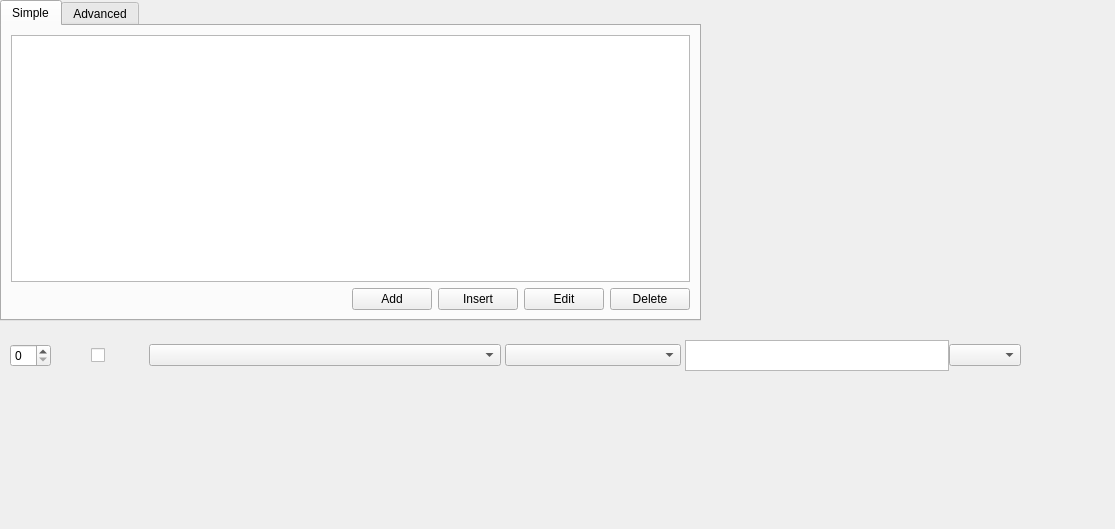
Before: the Qt Designer form src/sdltm/ui/EditSdltmFilter.ui in RWS/sdltm_browser, drawn with Qt 5.
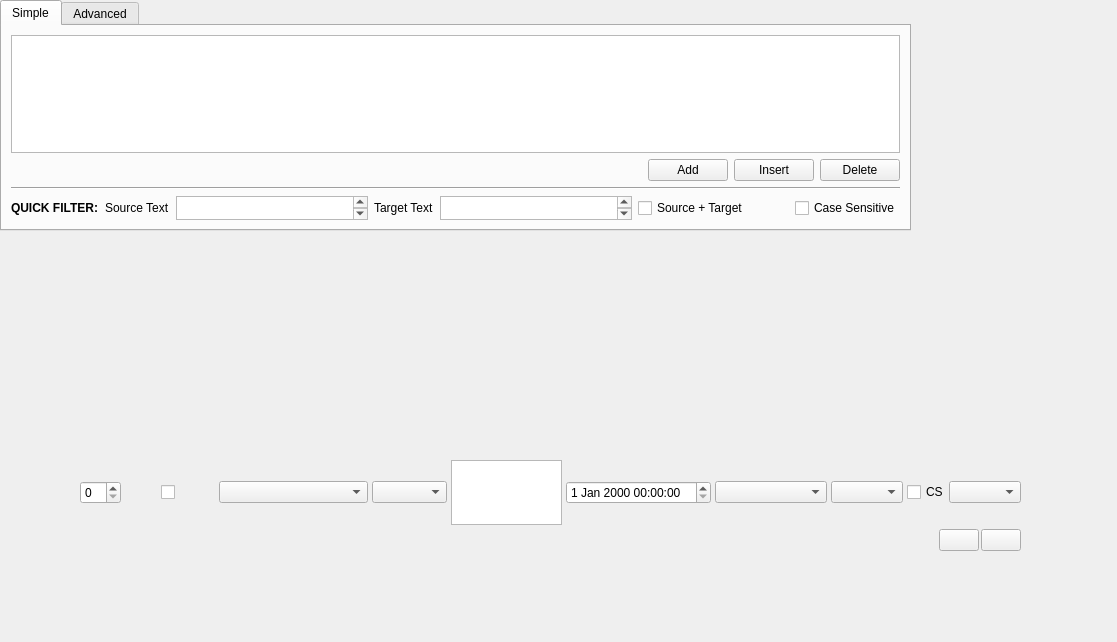
After: the same form once the commit is applied. Icons and pictures are not drawn. Custom widgets are drawn as their Qt base class.

Commit message: allow full editing of filters + auto saving everything + text/datetime/combo/checkbox-list values

Patch:
```diff
--- a/src/sdltm/ui/EditSdltmFilter.ui
+++ b/src/sdltm/ui/EditSdltmFilter.ui
@@ -6,10 +6,16 @@
    <rect>
     <x>0</x>
     <y>0</y>
-    <width>1115</width>
-    <height>529</height>
+    <width>1117</width>
+    <height>642</height>
    </rect>
   </property>
+  <property name="sizePolicy">
+   <sizepolicy hsizetype="Preferred" vsizetype="Preferred">
+    <horstretch>3</horstretch>
+    <verstretch>0</verstretch>
+   </sizepolicy>
+  </property>
   <property name="windowTitle">
    <string>Edit</string>
   </property>
@@ -18,8 +24,8 @@
     <rect>
      <x>0</x>
      <y>0</y>
-     <width>701</width>
-     <height>321</height>
+     <width>911</width>
+     <height>231</height>
     </rect>
    </property>
    <property name="currentIndex">
@@ -30,7 +36,59 @@
      <string>Simple</string>
     </attribute>
     <layout class="QGridLayout" name="gridLayout_3">
-     <item row="0" column="0">
+     <item row="2" column="0">
+      <widget class="QWidget" name="widget_2" native="true">
+       <layout class="QHBoxLayout" name="horizontalLayout_6">
+        <property name="leftMargin">
+         <number>0</number>
+        </property>
+        <property name="topMargin">
+         <number>0</number>
+        </property>
+        <property name="rightMargin">
+         <number>0</number>
+        </property>
+        <property name="bottomMargin">
+         <number>0</number>
+        </property>
+        <item>
+         <spacer name="horizontalSpacer">
+          <property name="orientation">
+           <enum>Qt::Horizontal</enum>
+          </property>
+          <property name="sizeHint" stdset="0">
+           <size>
+            <width>40</width>
+            <height>20</height>
+           </size>
+          </property>
+         </spacer>
+        </item>
+        <item>
+         <widget class="QPushButton" name="addSimpleFilterItem">
+          <property name="text">
+           <string>Add</string>
+          </property>
+         </widget>
+        </item>
+        <item>
+         <widget class="QPushButton" name="insertSimpleFilterItem">
+          <property name="text">
+           <string>Insert</string>
+          </property>
+         </widget>
+        </item>
+        <item>
+         <widget class="QPushButton" name="delSimpleFilterItem">
+          <property name="text">
+           <string>Delete</string>
+          </property>
+         </widget>
+        </item>
+       </layout>
+      </widget>
+     </item>
+     <item row="1" column="0">
       <widget class="QTableView" name="simpleFilterTable">
        <property name="alternatingRowColors">
         <bool>true</bool>
@@ -49,13 +107,86 @@
        </attribute>
       </widget>
      </item>
-     <item row="2" column="0">
+     <item row="4" column="0">
+      <widget class="QWidget" name="widget_3" native="true">
+       <property name="maximumSize">
+        <size>
+         <width>16777215</width>
+         <height>24</height>
+        </size>
+       </property>
       <layout class="QHBoxLayout" name="horizontalLayout">
-       <property name="sizeConstraint">
-        <enum>QLayout::SetMinimumSize</enum>
-       </property>
+        <property name="leftMargin">
+         <number>0</number>
+        </property>
+        <property name="topMargin">
+         <number>0</number>
+        </property>
+        <property name="rightMargin">
+         <number>0</number>
+        </property>
+        <property name="bottomMargin">
+         <number>0</number>
+        </property>
        <item>
-        <spacer name="horizontalSpacer">
+         <widget class="QLabel" name="label_3">
+          <property name="font">
+           <font>
+            <weight>75</weight>
+            <bold>true</bold>
+           </font>
+          </property>
+          <property name="text">
+           <string>QUICK FILTER:</string>
+          </property>
+         </widget>
+        </item>
+        <item>
+         <widget class="QLabel" name="quickSearchSourceTextLabel">
+          <property name="text">
+           <string>Source Text</string>
+          </property>
+         </widget>
+        </item>
+        <item>
+         <widget class="QPlainTextEdit" name="quickSearchSource">
+          <property name="sizePolicy">
+           <sizepolicy hsizetype="Expanding" vsizetype="Expanding">
+            <horstretch>1</horstretch>
+            <verstretch>0</verstretch>
+           </sizepolicy>
+          </property>
+         </widget>
+        </item>
+        <item>
+         <widget class="QLabel" name="quickSearchTargetLabel">
+          <property name="text">
+           <string>Target Text</string>
+          </property>
+         </widget>
+        </item>
+        <item>
+         <widget class="QPlainTextEdit" name="quickSearchTarget">
+          <property name="sizePolicy">
+           <sizepolicy hsizetype="Expanding" vsizetype="Expanding">
+            <horstretch>1</horstretch>
+            <verstretch>0</verstretch>
+           </sizepolicy>
+          </property>
+         </widget>
+        </item>
+        <item>
+         <widget class="QCheckBox" name="quickSearchSourceAndTarget">
+          <property name="toolTip">
+           <string>If checked, search in both Source and Target for the this text. If unchecked, you can specify what to search for in Source, and what to search for in Target.</string>
+          </property>
+          <property name="text">
+           <string>Source + Target</string>
+          </property>
+         </widget>
+        </item>
+        <item>
+         <spacer name="horizontalSpacer_5">
          <property name="orientation">
           <enum>Qt::Horizontal</enum>
          </property>
@@ -68,34 +199,21 @@
         </spacer>
        </item>
        <item>
-        <widget class="QPushButton" name="addSimpleFilterItem">
+         <widget class="QCheckBox" name="quickSearchCaseSensitive">
          <property name="text">
-          <string>Add</string>
-         </property>
-        </widget>
-       </item>
-       <item>
-        <widget class="QPushButton" name="insertSimpleFilterItem">
-         <property name="text">
-          <string>Insert</string>
-         </property>
-        </widget>
-       </item>
-       <item>
-        <widget class="QPushButton" name="editSimpleFilterItem">
-         <property name="text">
-          <string>Edit</string>
-         </property>
-        </widget>
-       </item>
-       <item>
-        <widget class="QPushButton" name="delSimpleFilterItem">
-         <property name="text">
-          <string>Delete</string>
+           <string>Case Sensitive</string>
          </property>
         </widget>
        </item>
       </layout>
+      </widget>
+     </item>
+     <item row="3" column="0">
+      <widget class="Line" name="line">
+       <property name="orientation">
+        <enum>Qt::Horizontal</enum>
+       </property>
+      </widget>
      </item>
     </layout>
    </widget>
@@ -117,11 +235,35 @@
   <widget class="QWidget" name="editCondition" native="true">
    <property name="geometry">
     <rect>
-     <x>10</x>
-     <y>340</y>
-     <width>1011</width>
-     <height>31</height>
+     <x>80</x>
+     <y>460</y>
+     <width>941</width>
+     <height>91</height>
     </rect>
+   </property>
+   <layout class="QVBoxLayout" name="verticalLayout">
+    <property name="spacing">
+     <number>4</number>
+    </property>
+    <property name="leftMargin">
+     <number>0</number>
+    </property>
+    <property name="topMargin">
+     <number>0</number>
+    </property>
+    <property name="rightMargin">
+     <number>0</number>
+    </property>
+    <property name="bottomMargin">
+     <number>0</number>
+    </property>
+    <item>
+     <widget class="QWidget" name="editConditionTop" native="true">
+      <property name="sizePolicy">
+       <sizepolicy hsizetype="Preferred" vsizetype="Preferred">
+        <horstretch>0</horstretch>
+        <verstretch>1</verstretch>
+       </sizepolicy>
    </property>
    <layout class="QHBoxLayout" name="horizontalLayout_3">
     <property name="spacing">
@@ -257,12 +399,63 @@
            <verstretch>0</verstretch>
           </sizepolicy>
          </property>
+            <property name="minimumSize">
+             <size>
+              <width>0</width>
+              <height>0</height>
+             </size>
+            </property>
          <property name="maximumSize">
           <size>
            <width>16777215</width>
            <height>16777215</height>
           </size>
          </property>
+            <property name="inputMethodHints">
+             <set>Qt::ImhNone</set>
+            </property>
+            <property name="verticalScrollBarPolicy">
+             <enum>Qt::ScrollBarAlwaysOff</enum>
+            </property>
+           </widget>
+          </item>
+          <item>
+           <widget class="QDateTimeEdit" name="dateValue">
+            <property name="sizePolicy">
+             <sizepolicy hsizetype="Minimum" vsizetype="Fixed">
+              <horstretch>3</horstretch>
+              <verstretch>0</verstretch>
+             </sizepolicy>
+            </property>
+           </widget>
+          </item>
+          <item>
+           <widget class="QComboBox" name="comboValue">
+            <property name="sizePolicy">
+             <sizepolicy hsizetype="Preferred" vsizetype="Fixed">
+              <horstretch>3</horstretch>
+              <verstretch>0</verstretch>
+             </sizepolicy>
+            </property>
+           </widget>
+          </item>
+          <item>
+           <widget class="QCheckList" name="comboCheckboxesValue"/>
+          </item>
+          <item>
+           <widget class="QCheckBox" name="caseSensitive">
+            <property name="sizePolicy">
+             <sizepolicy hsizetype="Fixed" vsizetype="Fixed">
+              <horstretch>0</horstretch>
+              <verstretch>0</verstretch>
+             </sizepolicy>
+            </property>
+            <property name="toolTip">
+             <string>Case Sensive</string>
+            </property>
+            <property name="text">
+             <string>CS</string>
+            </property>
         </widget>
        </item>
       </layout>
@@ -273,7 +466,97 @@
     </item>
    </layout>
   </widget>
- </widget>
+    </item>
+    <item>
+     <widget class="QWidget" name="editConditionButtons" native="true">
+      <property name="sizePolicy">
+       <sizepolicy hsizetype="Preferred" vsizetype="Preferred">
+        <horstretch>0</horstretch>
+        <verstretch>1</verstretch>
+       </sizepolicy>
+      </property>
+      <layout class="QHBoxLayout" name="horizontalLayout_5">
+       <property name="spacing">
+        <number>2</number>
+       </property>
+       <property name="leftMargin">
+        <number>0</number>
+       </property>
+       <property name="topMargin">
+        <number>0</number>
+       </property>
+       <property name="rightMargin">
+        <number>0</number>
+       </property>
+       <property name="bottomMargin">
+        <number>0</number>
+       </property>
+       <item>
+        <spacer name="horizontalSpacer_4">
+         <property name="orientation">
+          <enum>Qt::Horizontal</enum>
+         </property>
+         <property name="sizeHint" stdset="0">
+          <size>
+           <width>40</width>
+           <height>20</height>
+          </size>
+         </property>
+        </spacer>
+       </item>
+       <item>
+        <widget class="QPushButton" name="editFilterSave">
+         <property name="minimumSize">
+          <size>
+           <width>36</width>
+           <height>0</height>
+          </size>
+         </property>
+         <property name="toolTip">
+          <string>Save</string>
+         </property>
+         <property name="text">
+          <string/>
+         </property>
+         <property name="icon">
+          <iconset>
+           <normaloff>:/icons/save_table</normaloff>:/icons/save_table</iconset>
+         </property>
+        </widget>
+       </item>
+       <item>
+        <widget class="QPushButton" name="editFilterCancel">
+         <property name="minimumSize">
+          <size>
+           <width>36</width>
+           <height>0</height>
+          </size>
+         </property>
+         <property name="toolTip">
+          <string>Cancel</string>
+         </property>
+         <property name="text">
+          <string/>
+         </property>
+         <property name="icon">
+          <iconset>
+           <normaloff>:/icons/cancel</normaloff>:/icons/cancel</iconset>
+         </property>
+        </widget>
+       </item>
+      </layout>
+     </widget>
+    </item>
+   </layout>
+  </widget>
+ </widget>
+ <customwidgets>
+  <customwidget>
+   <class>QCheckList</class>
+   <extends>QComboBox</extends>
+   <header>qchecklist.h</header>
+  </customwidget>
+ </customwidgets>
  <resources/>
  <connections/>
 </ui>
```
Lines whose indentation alone changed are shown as unchanged. The commit also changes 10 other files.
